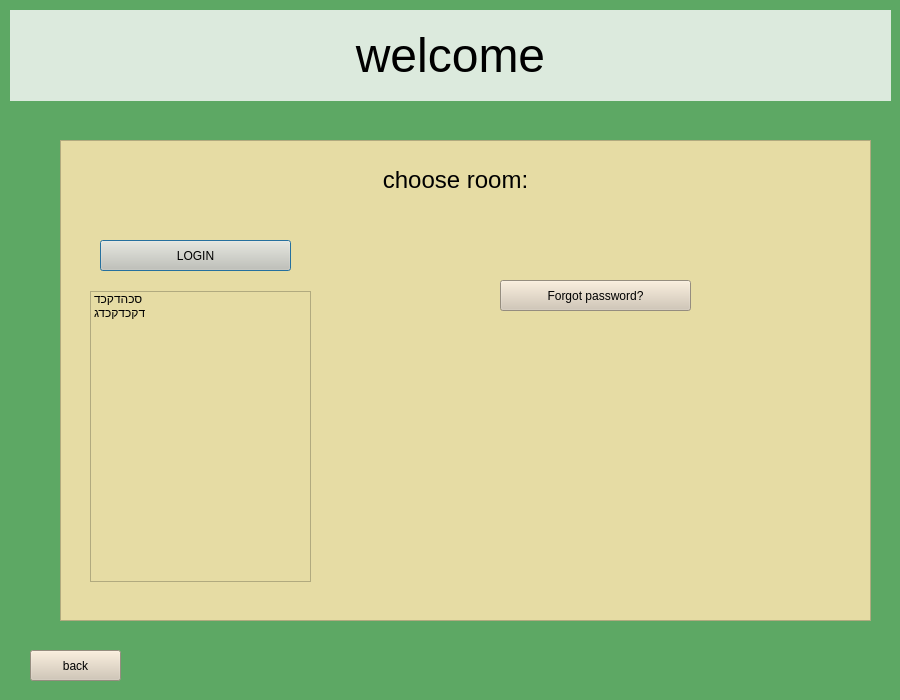
Before: the Qt Designer form LobbyScreen.ui in barvaz1/chatRooms, drawn with Qt 5.
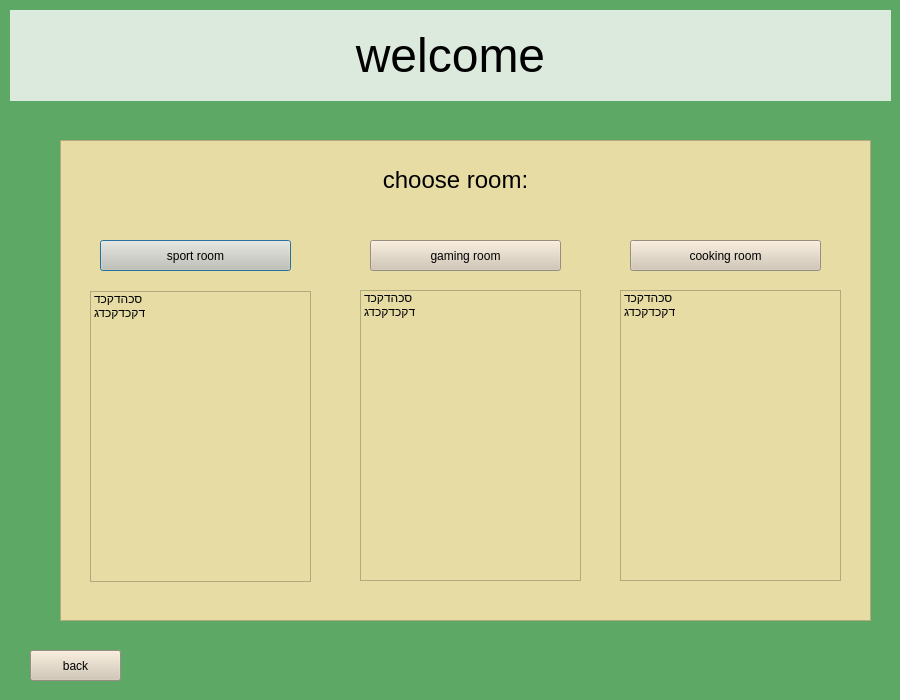
After: the same form once the commit is applied.

```diff
--- a/LobbyScreen.ui
+++ b/LobbyScreen.ui
@@ -71,7 +71,7 @@
 &lt;p align=&quot;center&quot; style=&quot; margin-top:12px; margin-bottom:12px; margin-left:0px; margin-right:0px; -qt-block-indent:0; text-indent:0px;&quot;&gt;&lt;span style=&quot; font-size:18pt;&quot;&gt;choose room:&lt;/span&gt;&lt;/p&gt;&lt;/body&gt;&lt;/html&gt;</string>
     </property>
    </widget>
-   <widget class="QPushButton" name="button_login">
+   <widget class="QPushButton" name="button_sport">
     <property name="geometry">
      <rect>
       <x>40</x>
@@ -88,27 +88,7 @@
 background-color: rgb(209, 197, 178);</string>
     </property>
     <property name="text">
-     <string>LOGIN</string>
-    </property>
-   </widget>
-   <widget class="QPushButton" name="button_forgot_passward">
-    <property name="geometry">
-     <rect>
-      <x>440</x>
-      <y>140</y>
-      <width>191</width>
-      <height>31</height>
-     </rect>
-    </property>
-    <property name="whatsThis">
-     <string>&lt;html&gt;&lt;head/&gt;&lt;body&gt;&lt;p&gt;שדרכעדקכ&lt;/p&gt;&lt;/body&gt;&lt;/html&gt;</string>
-    </property>
-    <property name="styleSheet">
-     <string notr="true">
-background-color: rgb(209, 197, 178);</string>
-    </property>
-    <property name="text">
-     <string>Forgot password?</string>
+     <string>sport room</string>
     </property>
    </widget>
    <widget class="QLabel" name="label_error">
@@ -147,6 +127,86 @@
      </property>
     </item>
    </widget>
+   <widget class="QListWidget" name="list_gaming">
+    <property name="geometry">
+     <rect>
+      <x>300</x>
+      <y>150</y>
+      <width>221</width>
+      <height>291</height>
+     </rect>
+    </property>
+    <item>
+     <property name="text">
+      <string>סכהדקכד</string>
+     </property>
+    </item>
+    <item>
+     <property name="text">
+      <string>דקכדקכדג</string>
+     </property>
+    </item>
+   </widget>
+   <widget class="QListWidget" name="list_cooking">
+    <property name="geometry">
+     <rect>
+      <x>560</x>
+      <y>150</y>
+      <width>221</width>
+      <height>291</height>
+     </rect>
+    </property>
+    <item>
+     <property name="text">
+      <string>סכהדקכד</string>
+     </property>
+    </item>
+    <item>
+     <property name="text">
+      <string>דקכדקכדג</string>
+     </property>
+    </item>
+   </widget>
+   <widget class="QPushButton" name="button_gaming">
+    <property name="geometry">
+     <rect>
+      <x>310</x>
+      <y>100</y>
+      <width>191</width>
+      <height>31</height>
+     </rect>
+    </property>
+    <property name="whatsThis">
+     <string>&lt;html&gt;&lt;head/&gt;&lt;body&gt;&lt;p&gt;שדרכעדקכ&lt;/p&gt;&lt;/body&gt;&lt;/html&gt;</string>
+    </property>
+    <property name="styleSheet">
+     <string notr="true">
+background-color: rgb(209, 197, 178);</string>
+    </property>
+    <property name="text">
+     <string>gaming room</string>
+    </property>
+   </widget>
+   <widget class="QPushButton" name="button_login">
+    <property name="geometry">
+     <rect>
+      <x>570</x>
+      <y>100</y>
+      <width>191</width>
+      <height>31</height>
+     </rect>
+    </property>
+    <property name="whatsThis">
+     <string>&lt;html&gt;&lt;head/&gt;&lt;body&gt;&lt;p&gt;שדרכעדקכ&lt;/p&gt;&lt;/body&gt;&lt;/html&gt;</string>
+    </property>
+    <property name="styleSheet">
+     <string notr="true">
+background-color: rgb(209, 197, 178);</string>
+    </property>
+    <property name="text">
+     <string>cooking room</string>
+    </property>
+   </widget>
   </widget>
   <widget class="QPushButton" name="button_back">
    <property name="geometry">
```
Left out of the diff: 2 changed lines with no effect on the pictures.
